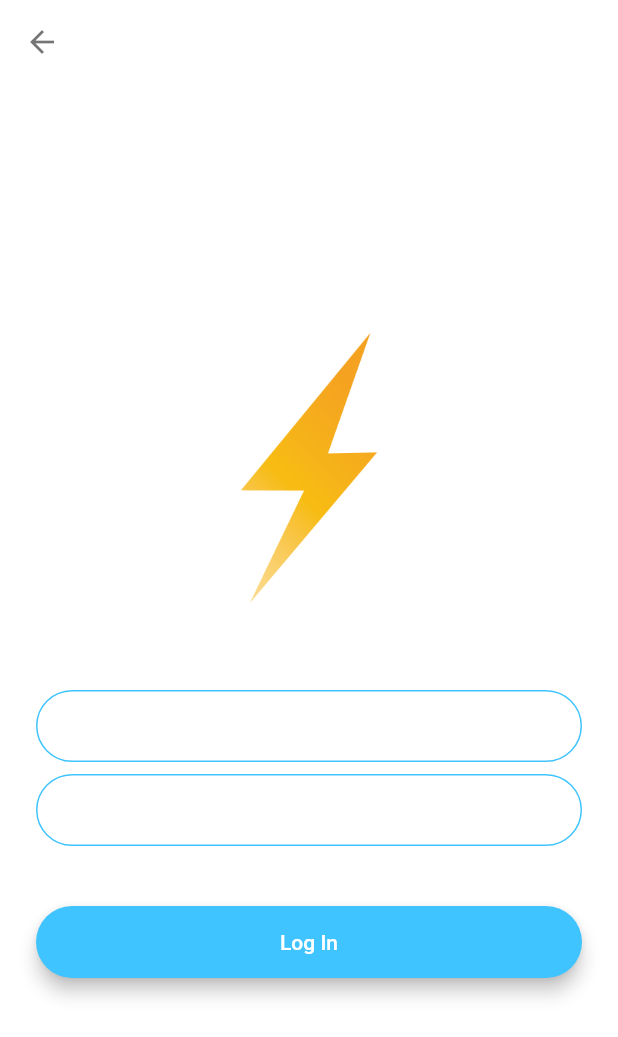
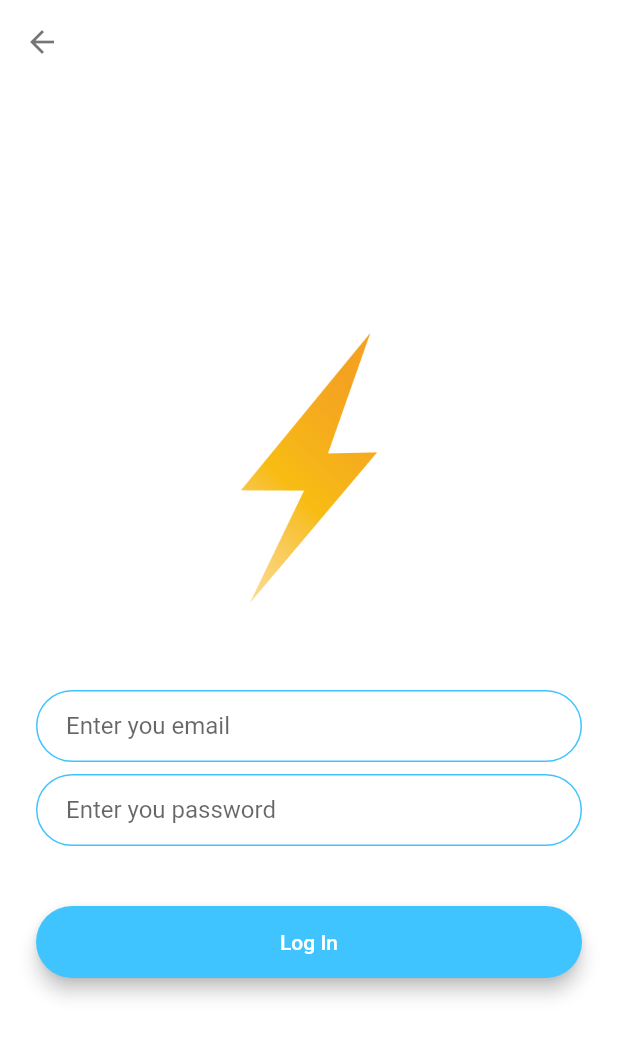
Before and after one commit to UlugbekYarkinov/chatter_test, a Flutter app: the screen it shows after launch, after a tap on "Log In", on a phone screen of 412 x 824 dp. Shown: the top 1037 px of the screen. Run offline on Flutter 3.47's test engine with Material 2 defaults, Android fonts, the phone set to English and light mode, and no system bars; our stand-ins replace animated_text_kit.

Commit message:
Dark theme is removed and some related bugs are fixed

```diff
--- a/lib/components/activation_action_button.dart
+++ b/lib/components/activation_action_button.dart
@@ -26,6 +26,7 @@ class ActivationActionButton extends StatelessWidget {
           height: 42.0,
           child: Text(
             label,
+            style: const TextStyle( color: Colors.white ),
           ),
         ),
       ),
--- a/lib/main.dart
+++ b/lib/main.dart
@@ -12,10 +12,7 @@ class FlashChat extends StatelessWidget {
   @override
   Widget build(BuildContext context) {
     return MaterialApp(
-      theme: ThemeData.dark().copyWith(
-        textTheme: const TextTheme(
-          bodyText1: TextStyle(color: Colors.black54),
-        ),
+      theme: ThemeData(
         appBarTheme: const AppBarTheme(
           color: Colors.white,
           elevation: 0.0,
```
